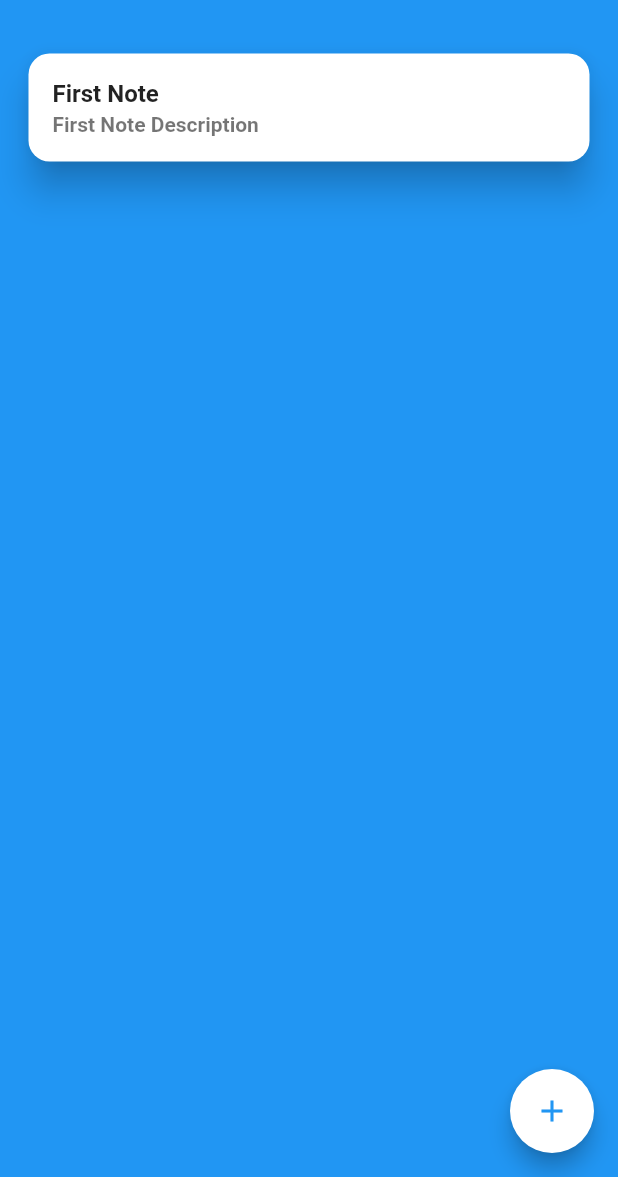
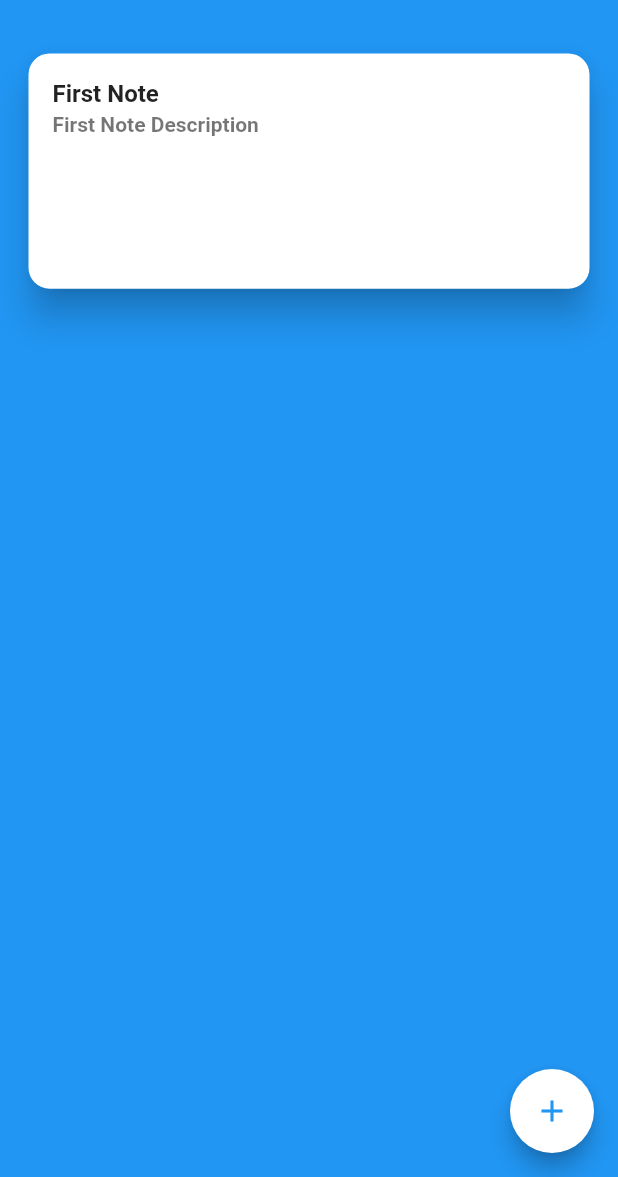
Before and after one commit to 1emre/note_apps, a Flutter app: the screen it shows after launch, on a phone screen of 412 x 824 dp, the part 59-1236 px from its top. Run offline on Flutter 3.47's test engine with Material 2 defaults, Android fonts, the phone set to English and light mode, and no system bars.

Commit message:
review cardview hight

```diff
--- a/lib/product/widgets/notes_card.dart
+++ b/lib/product/widgets/notes_card.dart
@@ -16,8 +16,11 @@ class NotesCard extends StatelessWidget {
         //context.read<NotesOperations>().fetchNotes(note.key);
         Navigator.pushNamed(context, '/addScreen', arguments: note.key);
       }),
+      child: SizedBox(
+        height: MediaQuery.of(context).size.height * 0.2,
         child: Card(
-        shape: RoundedRectangleBorder(borderRadius: BorderRadius.circular(14)),
+          shape:
+              RoundedRectangleBorder(borderRadius: BorderRadius.circular(14)),
           elevation: 10,
           child: ListTile(
             title: Text(
@@ -28,6 +31,7 @@ class NotesCard extends StatelessWidget {
                 style: const TextStyle(fontWeight: FontWeight.bold)),
           ),
         ),
+      ),
     );
   }
 }
--- a/lib/views/add_screen.dart
+++ b/lib/views/add_screen.dart
@@ -66,7 +66,8 @@ class AddScreen extends StatelessWidget {
                         Navigator.pop(context);
                         isSave = false;
                         ScaffoldMessenger.of(context).showSnackBar(
-                          const SnackBar(content: Text('Processing Data')),
+                          const SnackBar(
+                              content: Text('Note successfully edited.')),
                         );
                       }
                     }
@@ -77,7 +78,7 @@ class AddScreen extends StatelessWidget {
                             textEditingDecController.text);
                         Navigator.pop(context);
                         ScaffoldMessenger.of(context).showSnackBar(
-                          const SnackBar(content: Text('Processing Data')),
+                          const SnackBar(content: Text('Note added.')),
                         );
                       }
                     },
```
Lines whose indentation alone changed are shown as unchanged.
